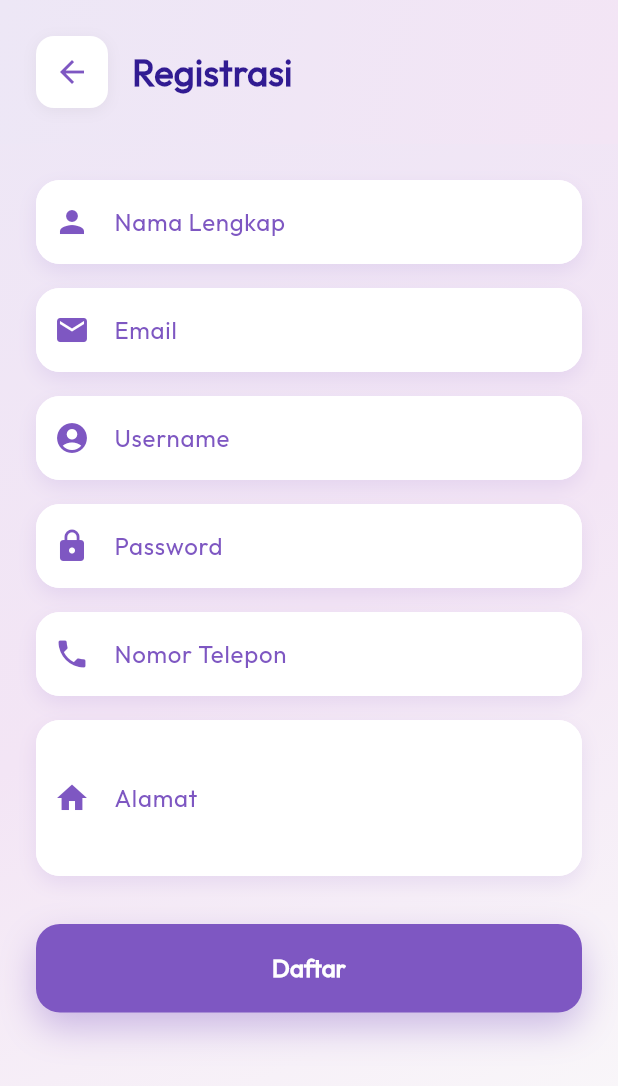
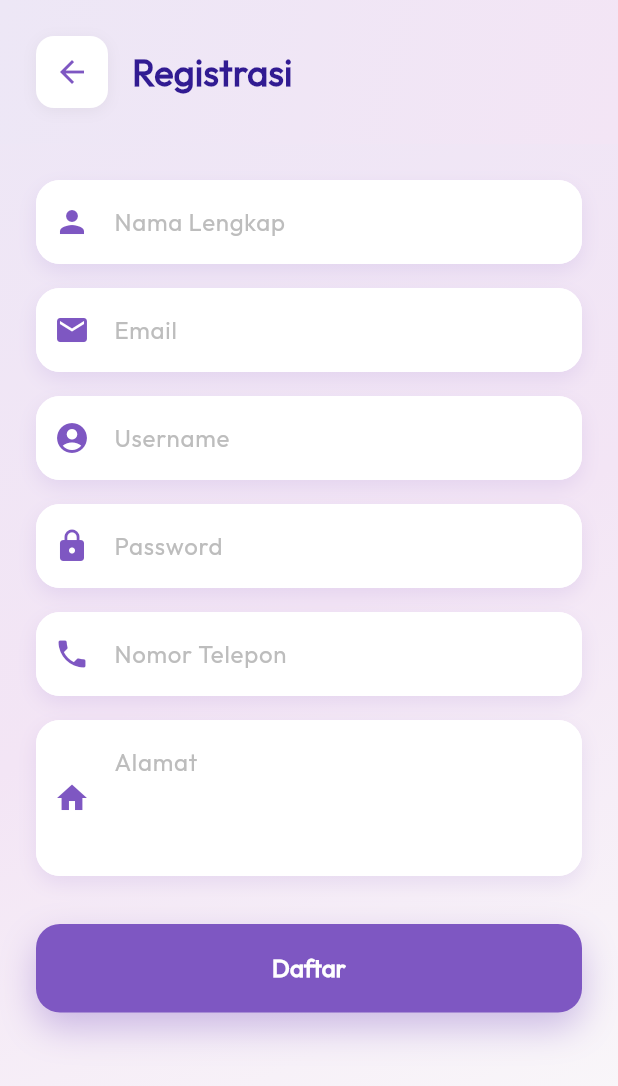
Before and after one commit to agunghabu/kode_b, a Flutter app: the RegisterPage screen opened directly, on a phone screen of 412 x 824 dp. Shown: the top 1086 px of the screen. Run offline on Flutter 3.47's test engine with Material 3 defaults, Android fonts, the phone set to English and light mode, and no system bars; our stand-ins replace sqflite; accounts and stored records are empty.

Commit message:
remove label parameter on all textfield

```diff
--- a/lib/pages/register_page.dart
+++ b/lib/pages/register_page.dart
@@ -231,10 +231,8 @@ class _RegisterPageState extends State<RegisterPage> {
                             validator: _validateFullName,
                             controller: _fullNameController,
                             decoration: InputDecoration(
-                              labelText: 'Nama Lengkap',
-                              labelStyle: TextStyle(
-                                color: Colors.deepPurple.shade400,
-                              ),
+                              hintText: 'Nama Lengkap',
+                              hintStyle: TextStyle(color: Colors.grey.shade400),
                               border: OutlineInputBorder(
                                 borderRadius: BorderRadius.circular(16),
                                 borderSide: BorderSide.none,
@@ -244,6 +242,10 @@ class _RegisterPageState extends State<RegisterPage> {
                               prefixIcon: Icon(
                                 Icons.person,
                                 color: Colors.deepPurple.shade400,
+                              ),
+                              contentPadding: const EdgeInsets.symmetric(
+                                horizontal: 16,
+                                vertical: 16,
                               ),
                             ),
                           ),
@@ -266,10 +268,8 @@ class _RegisterPageState extends State<RegisterPage> {
                             controller: _emailController,
                             keyboardType: TextInputType.emailAddress,
                             decoration: InputDecoration(
-                              labelText: 'Email',
-                              labelStyle: TextStyle(
-                                color: Colors.deepPurple.shade400,
-                              ),
+                              hintText: 'Email',
+                              hintStyle: TextStyle(color: Colors.grey.shade400),
                               border: OutlineInputBorder(
                                 borderRadius: BorderRadius.circular(16),
                                 borderSide: BorderSide.none,
@@ -279,6 +279,10 @@ class _RegisterPageState extends State<RegisterPage> {
                               prefixIcon: Icon(
                                 Icons.email,
                                 color: Colors.deepPurple.shade400,
+                              ),
+                              contentPadding: const EdgeInsets.symmetric(
+                                horizontal: 16,
+                                vertical: 16,
                               ),
                             ),
                           ),
@@ -300,10 +304,8 @@ class _RegisterPageState extends State<RegisterPage> {
                             validator: _validateUsername,
                             controller: _usernameController,
                             decoration: InputDecoration(
-                              labelText: 'Username',
-                              labelStyle: TextStyle(
-                                color: Colors.deepPurple.shade400,
-                              ),
+                              hintText: 'Username',
+                              hintStyle: TextStyle(color: Colors.grey.shade400),
                               border: OutlineInputBorder(
                                 borderRadius: BorderRadius.circular(16),
                                 borderSide: BorderSide.none,
@@ -313,6 +315,10 @@ class _RegisterPageState extends State<RegisterPage> {
                               prefixIcon: Icon(
                                 Icons.account_circle,
                                 color: Colors.deepPurple.shade400,
+                              ),
+                              contentPadding: const EdgeInsets.symmetric(
+                                horizontal: 16,
+                                vertical: 16,
                               ),
                             ),
                           ),
@@ -335,10 +341,8 @@ class _RegisterPageState extends State<RegisterPage> {
                             validator: _validatePassword,
                             controller: _passwordController,
                             decoration: InputDecoration(
-                              labelText: 'Password',
-                              labelStyle: TextStyle(
-                                color: Colors.deepPurple.shade400,
-                              ),
+                              hintText: 'Password',
+                              hintStyle: TextStyle(color: Colors.grey.shade400),
                               border: OutlineInputBorder(
                                 borderRadius: BorderRadius.circular(16),
                                 borderSide: BorderSide.none,
@@ -348,6 +352,10 @@ class _RegisterPageState extends State<RegisterPage> {
                               prefixIcon: Icon(
                                 Icons.lock,
                                 color: Colors.deepPurple.shade400,
+                              ),
+                              contentPadding: const EdgeInsets.symmetric(
+                                horizontal: 16,
+                                vertical: 16,
                               ),
                             ),
                           ),
@@ -370,10 +378,8 @@ class _RegisterPageState extends State<RegisterPage> {
                             controller: _phoneController,
                             keyboardType: TextInputType.phone,
                             decoration: InputDecoration(
-                              labelText: 'Nomor Telepon',
-                              labelStyle: TextStyle(
-                                color: Colors.deepPurple.shade400,
-                              ),
+                              hintText: 'Nomor Telepon',
+                              hintStyle: TextStyle(color: Colors.grey.shade400),
                               border: OutlineInputBorder(
                                 borderRadius: BorderRadius.circular(16),
                                 borderSide: BorderSide.none,
@@ -383,6 +389,10 @@ class _RegisterPageState extends State<RegisterPage> {
                               prefixIcon: Icon(
                                 Icons.phone,
                                 color: Colors.deepPurple.shade400,
+                              ),
+                              contentPadding: const EdgeInsets.symmetric(
+                                horizontal: 16,
+                                vertical: 16,
                               ),
                             ),
                           ),
@@ -405,10 +415,8 @@ class _RegisterPageState extends State<RegisterPage> {
                             validator: _validateAddress,
                             controller: _addressController,
                             decoration: InputDecoration(
-                              labelText: 'Alamat',
-                              labelStyle: TextStyle(
-                                color: Colors.deepPurple.shade400,
-                              ),
+                              hintText: 'Alamat',
+                              hintStyle: TextStyle(color: Colors.grey.shade400),
                               border: OutlineInputBorder(
                                 borderRadius: BorderRadius.circular(16),
                                 borderSide: BorderSide.none,
@@ -418,6 +426,10 @@ class _RegisterPageState extends State<RegisterPage> {
                               prefixIcon: Icon(
                                 Icons.home,
                                 color: Colors.deepPurple.shade400,
+                              ),
+                              contentPadding: const EdgeInsets.symmetric(
+                                horizontal: 16,
+                                vertical: 16,
                               ),
                             ),
                           ),
```
Also changed, not shown: lib/pages/edit_transaction_page.dart (+19 -11 lines), lib/pages/purchase_form_page.dart (+25 -15 lines).
